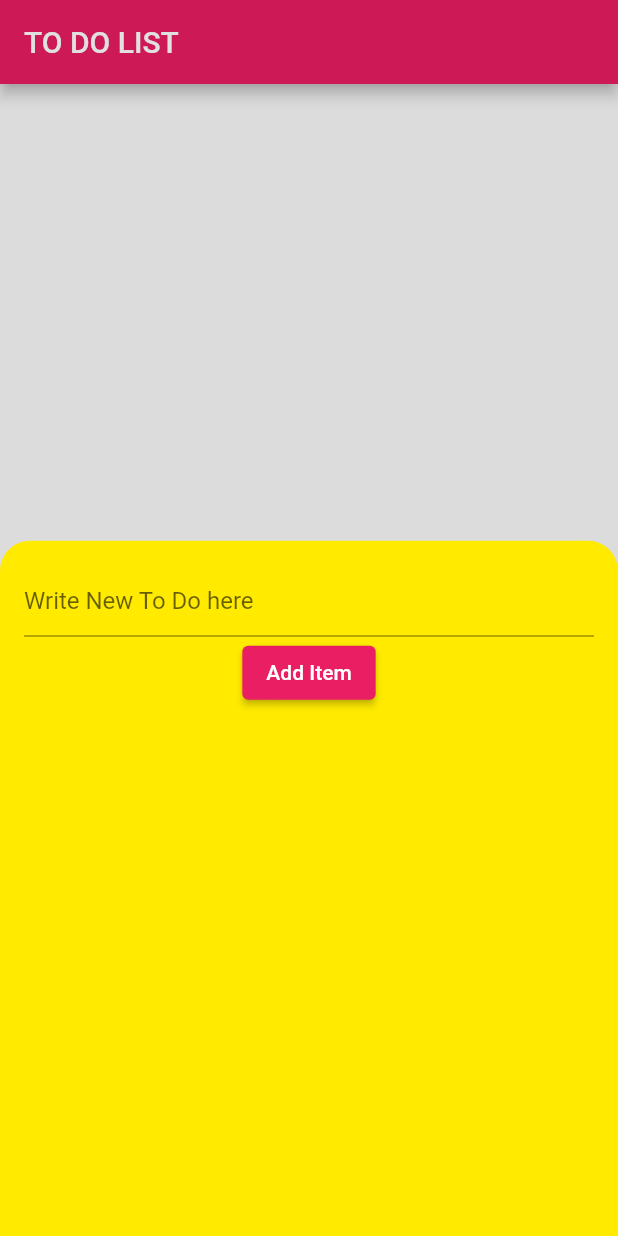
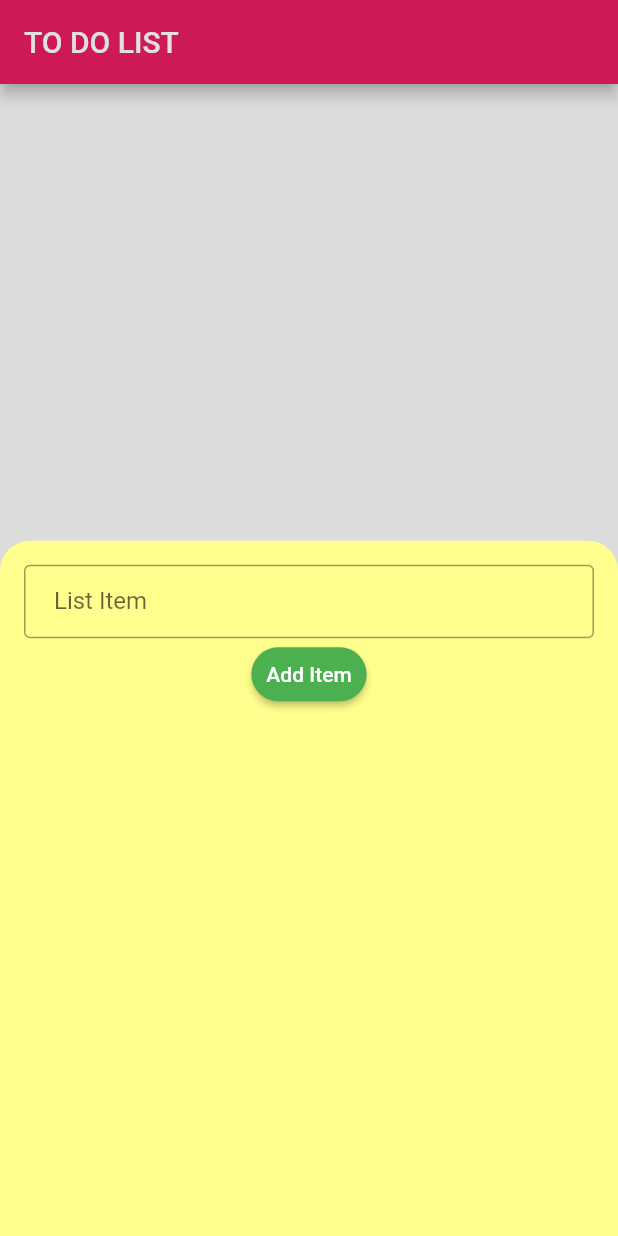
Before and after one commit to kazishamim71/assignment04_todolist, a Flutter app: the screen it shows after launch, after a tap on "Add", on a phone screen of 412 x 824 dp. Run offline on Flutter 3.47's test engine with Material 2 defaults, Android fonts, the phone set to English and light mode, and no system bars.

Commit message:
delete button added

```diff
--- a/lib/main.dart
+++ b/lib/main.dart
@@ -1,3 +1,4 @@
+import 'package:assignment04_todolist/todolist.dart';
 import 'package:flutter/material.dart';
 
 void main(){
@@ -17,131 +18,3 @@ class MyApp extends StatelessWidget {
     );
   }
 }
-
-class ToDoList extends StatefulWidget {
-  const ToDoList({Key? key}) : super(key: key);
-
-  //modal bottom sheet is used from anywhere in the screen for getting data from users
-  //bottom sheet is used only for showing data
-
-  @override
-  State<ToDoList> createState() => _ToDoListState();
-}
-
-class _ToDoListState extends State<ToDoList> {
-  List<String> todos=[];
-  TextEditingController todoETcontroller=TextEditingController();
-  final _formKey=GlobalKey<FormState>();
-  bool isVisible=true;
-
-
-  @override
-  Widget build(BuildContext context) {
-
-    return Scaffold(
-      appBar: AppBar(title: const Text('TO DO LIST'),),
-      body: ListView.builder(
-          itemCount: todos.length,
-          itemBuilder: (context, index){
-            return Dismissible(
-              key: Key(_formKey.currentState.toString()),
-              onDismissed: (context){
-                todos.removeAt(index);
-              },
-              child: Card(
-                elevation: 5,
-
-                child: Container(
-
-
-
-                  margin: const EdgeInsets.all(10),
-                  padding: const EdgeInsets.all(5),
-                  height: 80,
-                  color: Colors.yellowAccent,
-
-                  child: ListTile(
-                    title: Text(todos[index],style: TextStyle(fontSize: 20, fontWeight: FontWeight.bold),),
-
-                     leading: Icon(Icons.pin_drop_rounded, color: Colors.red,),
-
-
-
-                  ),
-
-
-
-                ),
-
-              ),
-            );
-
-          }),
-      floatingActionButton: FloatingActionButton(
-        child: const Text('Add'),
-        onPressed: (){
-          showModalBottomSheet(
-              isDismissible: true,
-              barrierColor: Colors.black12,
-              backgroundColor: Colors.yellowAccent.shade400,
-
-
-              shape: const RoundedRectangleBorder(
-                  borderRadius: BorderRadius.only(
-                    topLeft: Radius.circular(20),
-                    topRight: Radius.circular(20),
-                  )
-              ),
-
-              isScrollControlled: false,
-              // enableDrag: true,
-              context: context,
-              builder: (context){
-                return Form(
-                  key: _formKey,
-                  child: Padding(
-                    padding: const EdgeInsets.all(16.0),
-                    child: Column(
-                      children: [
-                        TextFormField(
-                          decoration: const InputDecoration(
-                            hintText: 'Write New To Do here',
-                          ),
-                          validator: (value){
-                            if(value==null || value.isEmpty){
-                              return 'Please enter some text ';
-                            }else {
-                              return null;
-                            }
-
-                          },
-
-                          controller: todoETcontroller,
-                        ),
-                        ElevatedButton(onPressed: (){
-
-                          /*if(todoETcontroller.text.trim()!=""){
-                            todos.add(todoETcontroller.text.trim());
-                            todoETcontroller.clear();
-                          }*/
-                          if(_formKey.currentState!.validate()){
-                            todos.add(todoETcontroller.text.trim());
-                            todoETcontroller.clear();
-                            setState(() {});
-                            Navigator.pop(context);
-
-                          }
-
-                        },
-                          child:const Text('Add Item'),
-                        )
-                              ],
-                    ),
-                  ),
-                );
-              });
-        },
-      ),
-    );
-  }
-}
--- /dev/null
+++ b/lib/style.dart
@@ -0,0 +1,37 @@
+
+import 'package:flutter/material.dart';
+
+InputDecoration AppInputDecoration(label){
+
+  return InputDecoration(
+    contentPadding: const EdgeInsets.fromLTRB(20, 10, 10, 20),
+    border: OutlineInputBorder(),
+    labelText: label,
+    hintText: 'Write New to do here'
+  );
+
+}
+
+ButtonStyle AppButtonStyle(){
+  return ElevatedButton.styleFrom(
+
+      padding: EdgeInsets.all(10),
+      backgroundColor: Colors.green,
+
+      shape: RoundedRectangleBorder(
+        borderRadius: BorderRadius.all(Radius.circular(20)),
+    )
+  );
+}
+
+SizedBox sizedBox50(child){
+  return SizedBox(
+    height: 70,
+    width: double.infinity,
+    child: Container(
+      alignment: Alignment.center,
+      padding: EdgeInsets.all(10),
+      child: child,
+    ),
+  );
+}
--- /dev/null
+++ b/lib/todolist.dart
@@ -0,0 +1,126 @@
+import 'package:assignment04_todolist/style.dart';
+import 'package:flutter/material.dart';
+
+class ToDoList extends StatefulWidget {
+  const ToDoList({Key? key}) : super(key: key);
+
+  //modal bottom sheet is used from anywhere in the screen for getting data from users
+  //bottom sheet is used only for showing data
+
+  @override
+  State<ToDoList> createState() => _ToDoListState();
+}
+
+class _ToDoListState extends State<ToDoList> {
+  List<String> todos=[];
+  TextEditingController todoETcontroller=TextEditingController();
+  final _formKey=GlobalKey<FormState>();
+  bool isVisible=true;
+
+
+  @override
+  Widget build(BuildContext context) {
+
+    return Scaffold(
+      appBar: AppBar(title: const Text('TO DO LIST'),),
+      body: ListView.builder(
+          itemCount: todos.length,
+          itemBuilder: (context, index){
+            return Dismissible(
+              key: Key(_formKey.currentState.toString()),
+              onDismissed: (context){
+                todos.removeAt(index);
+              },
+              child: Card(
+                elevation: 5,
+
+                child: sizedBox50(
+                  Row(
+                    children: [
+                      Expanded(flex: 80, child: Text(todos[index], style: TextStyle(fontSize: 20, fontWeight: FontWeight.bold),)),
+                      Expanded(flex: 20, child: TextButton(
+                        onPressed: (){
+                          setState(() {
+                            todos.removeAt(index);
+                          });
+
+                        }, child: Icon(Icons.delete),
+                      )),
+
+                    ],
+                  ),
+                ),
+
+              ),
+            );
+
+          }),
+      floatingActionButton: FloatingActionButton(
+        child: const Text('Add'),
+        onPressed: (){
+          showModalBottomSheet(
+              isDismissible: true,
+
+              barrierColor: Colors.black12,
+              backgroundColor: Colors.yellowAccent.shade100,
+
+
+              shape: const RoundedRectangleBorder(
+                  borderRadius: BorderRadius.only(
+                    topLeft: Radius.circular(20),
+                    topRight: Radius.circular(20),
+                  )
+              ),
+
+              isScrollControlled: false,
+              // enableDrag: true,
+              context: context,
+              builder: (context){
+                return Form(
+                  key: _formKey,
+                  child: Padding(
+                    padding: const EdgeInsets.all(16.0),
+                    child: Column(
+                      children: [
+                        TextFormField(
+                          decoration: AppInputDecoration("List Item"),
+                          validator: (value){
+                            if(value==null || value.isEmpty){
+                              return 'Please enter some text ';
+                            }else {
+                              return null;
+                            }
+
+                          },
+
+                          controller: todoETcontroller,
+                        ),
+
+                        ElevatedButton(onPressed: (){
+
+                          /*if(todoETcontroller.text.trim()!=""){
+                            todos.add(todoETcontroller.text.trim());
+                            todoETcontroller.clear();
+                          }*/
+                          if(_formKey.currentState!.validate()){
+                            todos.add(todoETcontroller.text.trim());
+                            todoETcontroller.clear();
+                            setState(() {});
+                            Navigator.pop(context);
+
+                          }
+
+                        },
+                          child:const Text('Add Item'),
+                          style: AppButtonStyle(),
+                        )
+                      ],
+                    ),
+                  ),
+                );
+              });
+        },
+      ),
+    );
+  }
+}
```
